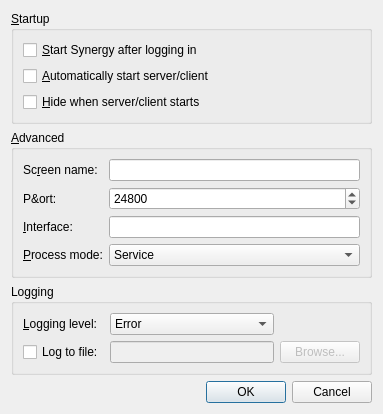
Old version of the form src/gui/res/SettingsDialogBase.ui in the repository ohhmm/synergy-through-usb.
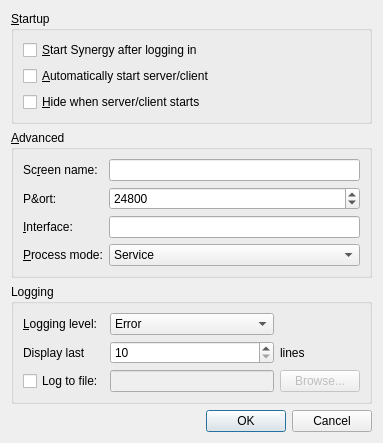
New version of the form.

Commit message:
Added limitation of visible lines on QTextEdit component (logging) in GUI app
Testing needed

```diff
--- a/src/gui/res/SettingsDialogBase.ui
+++ b/src/gui/res/SettingsDialogBase.ui
@@ -7,7 +7,7 @@
     <x>0</x>
     <y>0</y>
     <width>383</width>
-    <height>387</height>
+    <height>400</height>
    </rect>
   </property>
   <property name="windowTitle">
@@ -123,6 +123,13 @@
       <string>Logging</string>
      </property>
      <layout class="QGridLayout" name="gridLayout">
+      <item row="2" column="1">
+       <widget class="QLineEdit" name="m_pLineEditLogFilename">
+        <property name="enabled">
+         <bool>false</bool>
+        </property>
+       </widget>
+      </item>
       <item row="0" column="0">
        <widget class="QLabel" name="m_pLabel_3">
         <property name="text">
@@ -133,21 +140,14 @@
         </property>
        </widget>
       </item>
-      <item row="1" column="0">
+      <item row="2" column="0">
        <widget class="QCheckBox" name="m_pCheckBoxLogToFile">
         <property name="text">
          <string>Log to file:</string>
         </property>
        </widget>
       </item>
-      <item row="1" column="1">
-       <widget class="QLineEdit" name="m_pLineEditLogFilename">
-        <property name="enabled">
-         <bool>false</bool>
-        </property>
-       </widget>
-      </item>
-      <item row="1" column="2">
+      <item row="2" column="2">
        <widget class="QPushButton" name="m_pButtonBrowseLog">
         <property name="enabled">
          <bool>false</bool>
@@ -196,6 +196,30 @@
         </item>
        </widget>
       </item>
+      <item row="1" column="0">
+       <widget class="QLabel" name="m_pLabel_4">
+        <property name="text">
+         <string>Display last</string>
+        </property>
+       </widget>
+      </item>
+      <item row="1" column="1">
+       <widget class="QSpinBox" name="m_pLogDisplayLastLines">
+        <property name="minimum">
+         <number>10</number>
+        </property>
+        <property name="maximum">
+         <number>30000</number>
+        </property>
+       </widget>
+      </item>
+      <item row="1" column="2">
+       <widget class="QLabel" name="m_pLabel_5">
+        <property name="text">
+         <string>lines</string>
+        </property>
+       </widget>
+      </item>
      </layout>
     </widget>
    </item>
```
The commit also changes 4 other files.
